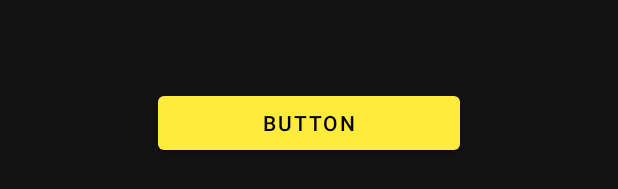
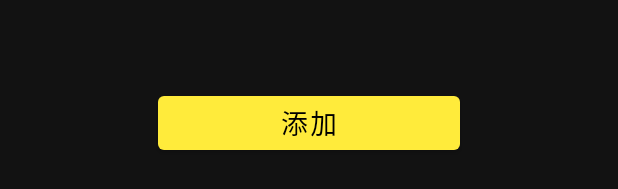
Before and after one commit to nooneelsewould/ScoreAverage, an Android app: the layout fragment_add.xml on its own in the app's theme, with its tools: preview values and no code run, on a phone screen of 412 x 824 dp. Shown: the part 661-850 px from the top of the screen. Run offline under Robolectric (Android 15) with nearby library versions, the phone set to English and light mode, and no system bars.

Commit message:
Reset button InputType

```diff
--- a/app/src/main/res/layout/fragment_add.xml
+++ b/app/src/main/res/layout/fragment_add.xml
@@ -10,12 +10,12 @@
 
     <com.google.android.material.textfield.TextInputLayout
         android:id="@+id/course"
+        style="@style/Widget.MaterialComponents.TextInputLayout.OutlinedBox"
         android:layout_width="250dp"
         android:layout_height="wrap_content"
         android:layout_marginBottom="16dp"
         android:hint="@string/课程"
         android:lines="1"
-        style="@style/Widget.MaterialComponents.TextInputLayout.OutlinedBox"
         app:layout_constraintBottom_toTopOf="@+id/score"
         app:layout_constraintEnd_toStartOf="@+id/guideline4"
         app:layout_constraintStart_toStartOf="@+id/guideline3"
@@ -32,11 +32,11 @@
 
     <com.google.android.material.textfield.TextInputLayout
         android:id="@+id/score"
+        style="@style/Widget.MaterialComponents.TextInputLayout.OutlinedBox"
         android:layout_width="140dp"
         android:layout_height="wrap_content"
         android:hint="@string/成绩"
         android:lines="1"
-        style="@style/Widget.MaterialComponents.TextInputLayout.OutlinedBox"
         app:layout_constraintBottom_toTopOf="@+id/guideline"
         app:layout_constraintEnd_toStartOf="@+id/guideline2"
         app:layout_constraintStart_toStartOf="@+id/guideline3"
@@ -47,16 +47,17 @@
             android:id="@+id/scoreEdit"
             android:layout_width="match_parent"
             android:layout_height="match_parent"
+            android:inputType="number"
             android:lines="1" />
     </com.google.android.material.textfield.TextInputLayout>
 
     <com.google.android.material.textfield.TextInputLayout
         android:id="@+id/credit"
+        style="@style/Widget.MaterialComponents.TextInputLayout.OutlinedBox"
         android:layout_width="140dp"
         android:layout_height="wrap_content"
         android:hint="@string/学分"
         android:lines="1"
-        style="@style/Widget.MaterialComponents.TextInputLayout.OutlinedBox"
         app:layout_constraintBottom_toTopOf="@+id/guideline"
         app:layout_constraintEnd_toStartOf="@+id/guideline4"
         app:layout_constraintStart_toStartOf="@+id/guideline2"
@@ -67,15 +68,16 @@
             android:id="@+id/creditEdit"
             android:layout_width="match_parent"
             android:layout_height="match_parent"
+            android:inputType="number"
             android:lines="1" />
     </com.google.android.material.textfield.TextInputLayout>
 
     <com.google.android.material.textfield.TextInputLayout
         android:id="@+id/remark"
+        style="@style/Widget.MaterialComponents.TextInputLayout.OutlinedBox"
         android:layout_width="260dp"
         android:layout_height="wrap_content"
         android:hint="@string/备注"
-        style="@style/Widget.MaterialComponents.TextInputLayout.OutlinedBox"
         app:layout_constraintBottom_toTopOf="@+id/guideline"
         app:layout_constraintEnd_toStartOf="@+id/guideline4"
         app:layout_constraintStart_toStartOf="@+id/guideline3"
@@ -124,7 +126,8 @@
         android:layout_marginStart="64dp"
         android:layout_marginEnd="64dp"
         android:layout_marginBottom="100dp"
-        android:text="Button"
+        android:text="添加"
+        android:textSize="18sp"
         app:layout_constraintBottom_toBottomOf="parent"
         app:layout_constraintEnd_toStartOf="@+id/guideline4"
         app:layout_constraintStart_toStartOf="@+id/guideline3"
```
